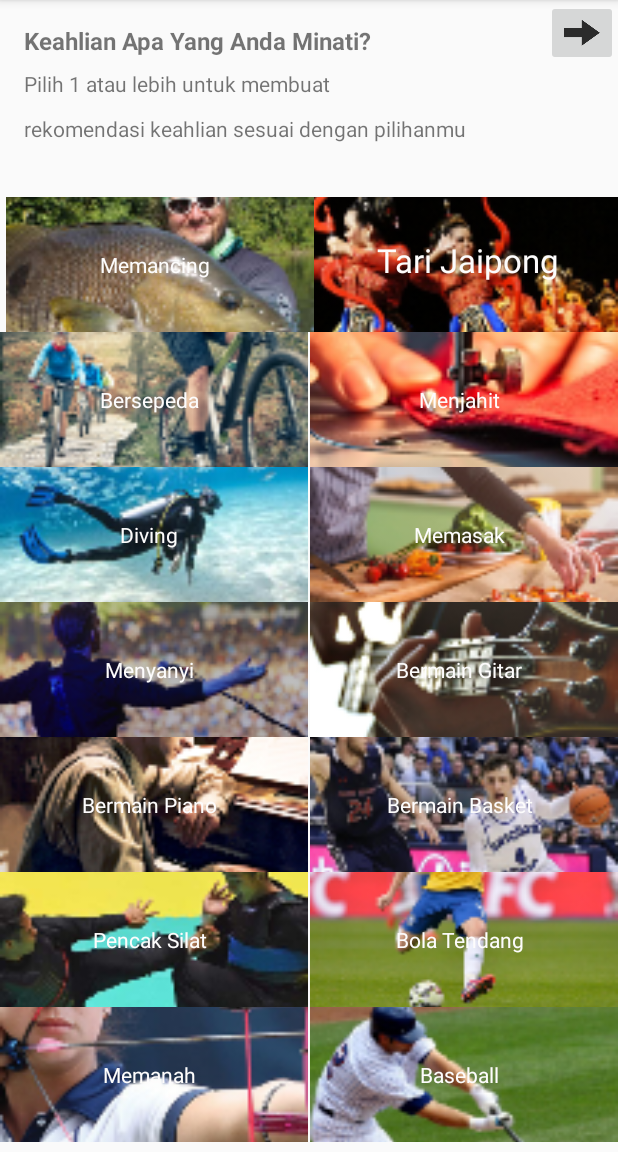
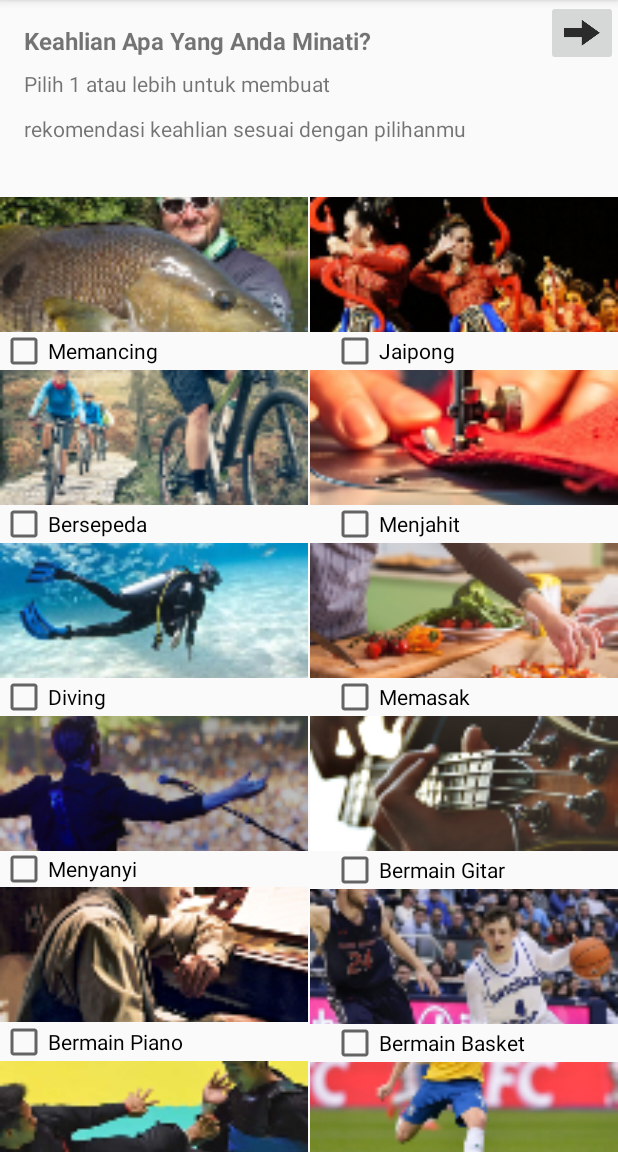
Before and after one commit to ranggabagas30/Edoofun, an Android app: the screen it shows after launch (MainActivity), on a phone screen of 412 x 824 dp, the part 84-1236 px from its top. Run offline under Robolectric (Android 15) with nearby library versions, the phone set to English and light mode, and no system bars.

Commit message:
Pengubahan Pilihan Minat

```diff
--- a/Edoofun/app/src/main/res/layout/pilihan_minat.xml
+++ b/Edoofun/app/src/main/res/layout/pilihan_minat.xml
@@ -1,10 +1,15 @@
 <?xml version="1.0" encoding="utf-8"?>
-<androidx.constraintlayout.widget.ConstraintLayout xmlns:android="http://schemas.android.com/apk/res/android"
+<ScrollView xmlns:android="http://schemas.android.com/apk/res/android"
     xmlns:app="http://schemas.android.com/apk/res-auto"
     xmlns:tools="http://schemas.android.com/tools"
+    android:layout_width="match_parent"
+    android:layout_height="match_parent"
+    android:fillViewport="true">
+
+<androidx.constraintlayout.widget.ConstraintLayout
     android:id="@+id/linearLayout"
     android:layout_width="match_parent"
-    android:layout_height="match_parent"
+    android:layout_height="wrap_content"
     android:orientation="vertical">
 
     <TextView
@@ -43,14 +48,14 @@
 
     <CheckBox
         android:id="@+id/cb_jaipong"
-        android:layout_width="199dp"
-        android:layout_height="90dp"
+        android:layout_width="187dp"
+        android:layout_height="25dp"
         android:layout_centerVertical="true"
-        android:layout_marginTop="24dp"
-        android:button="@android:color/transparent"
+        android:layout_marginEnd="4dp"
+        android:layout_marginRight="4dp"
         android:text="@string/minat_jaipong"
         app:layout_constraintEnd_toEndOf="parent"
-        app:layout_constraintTop_toBottomOf="@+id/label_desc_2" />
+        app:layout_constraintTop_toBottomOf="@id/img_jaipong" />
 
     <ImageView
         android:id="@+id/img_jaipong"
@@ -63,20 +68,6 @@
         app:layout_constraintTop_toBottomOf="@+id/label_desc_2"
         app:srcCompat="@mipmap/minat_jaipong" />
 
-    <TextView
-        android:id="@+id/text_tari_jaipong"
-        android:layout_width="wrap_content"
-        android:layout_height="wrap_content"
-        android:layout_alignParentTop="true"
-        android:layout_centerVertical="true"
-        android:gravity="center"
-        android:text="@string/tari_jaipong"
-        android:textAppearance="?android:attr/textAppearanceLarge"
-        android:textColor="#fdfcfc"
-        app:layout_constraintBaseline_toBaselineOf="@+id/cb_jaipong"
-        app:layout_constraintEnd_toEndOf="@+id/img_jaipong"
-        app:layout_constraintStart_toStartOf="@+id/cb_jaipong" />
-
     <ImageView
         android:id="@+id/img_memancing"
         android:layout_width="205dp"
@@ -85,21 +76,19 @@
         android:contentDescription="@string/memancing"
         android:scaleType="centerCrop"
         app:layout_constraintEnd_toStartOf="@+id/cb_jaipong"
+        app:layout_constraintHorizontal_bias="0.0"
         app:layout_constraintStart_toStartOf="parent"
         app:layout_constraintTop_toBottomOf="@+id/label_desc_2"
         app:srcCompat="@mipmap/minat_memancing" />
 
     <CheckBox
         android:id="@+id/cb_memancing"
-        android:layout_width="199dp"
-        android:layout_height="90dp"
+        android:layout_width="180dp"
+        android:layout_height="25dp"
         android:layout_centerVertical="true"
-        android:button="@android:color/transparent"
-        android:gravity="center"
         android:text="@string/memancing"
-        android:textColor="#fdfcfc"
-        app:layout_constraintStart_toStartOf="@+id/img_memancing"
-        app:layout_constraintTop_toTopOf="@+id/img_memancing" />
+        app:layout_constraintStart_toStartOf="parent"
+        app:layout_constraintTop_toBottomOf="@+id/img_memancing" />
 
     <ImageView
         android:id="@+id/img_bersepeda"
@@ -108,21 +97,17 @@
         android:contentDescription="@string/bersepeda"
         android:scaleType="centerCrop"
         app:layout_constraintStart_toStartOf="parent"
-        app:layout_constraintTop_toBottomOf="@+id/img_memancing"
+        app:layout_constraintTop_toBottomOf="@+id/cb_memancing"
         app:srcCompat="@mipmap/minat_bersepeda" />
 
     <CheckBox
         android:id="@+id/cb_bersepeda"
-        android:layout_width="199dp"
-        android:layout_height="90dp"
+        android:layout_width="179dp"
+        android:layout_height="25dp"
         android:layout_centerVertical="true"
-        android:button="@android:color/transparent"
-        android:gravity="center"
         android:text="@string/bersepeda"
-        android:textColor="#fdfcfc"
-        app:layout_constraintStart_toStartOf="@+id/img_bersepeda"
-        app:layout_constraintTop_toTopOf="@+id/img_bersepeda"
-        tools:layout_editor_absoluteX="109dp" />
+        app:layout_constraintStart_toStartOf="parent"
+        app:layout_constraintTop_toBottomOf="@+id/img_bersepeda" />
 
     <ImageView
         android:id="@+id/img_menjahit"
@@ -136,16 +121,14 @@
 
     <CheckBox
         android:id="@+id/cb_menjahit"
-        android:layout_width="199dp"
-        android:layout_height="90dp"
+        android:layout_width="187dp"
+        android:layout_height="25dp"
         android:layout_centerVertical="true"
-        android:button="@android:color/transparent"
-        android:gravity="center"
+        android:layout_marginEnd="4dp"
+        android:layout_marginRight="4dp"
         android:text="@string/menjahit"
-        android:textColor="#fdfcfc"
-        app:layout_constraintStart_toStartOf="@+id/img_menjahit"
-        app:layout_constraintTop_toTopOf="@+id/img_menjahit"
-        tools:layout_editor_absoluteX="109dp" />
+        app:layout_constraintEnd_toEndOf="parent"
+        app:layout_constraintTop_toBottomOf="@+id/img_menjahit" />
 
     <ImageView
         android:id="@+id/img_diving"
@@ -154,21 +137,17 @@
         android:contentDescription="@string/diving"
         android:scaleType="centerCrop"
         app:layout_constraintStart_toStartOf="parent"
-        app:layout_constraintTop_toBottomOf="@+id/img_bersepeda"
+        app:layout_constraintTop_toBottomOf="@+id/cb_bersepeda"
         app:srcCompat="@mipmap/minat_diving" />
 
     <CheckBox
         android:id="@+id/cb_diving"
-        android:layout_width="199dp"
-        android:layout_height="90dp"
+        android:layout_width="174dp"
+        android:layout_height="25dp"
         android:layout_centerVertical="true"
-        android:button="@android:color/transparent"
-        android:gravity="center"
         android:text="@string/diving"
-        android:textColor="#fdfcfc"
-        app:layout_constraintStart_toStartOf="@+id/img_diving"
-        app:layout_constraintTop_toTopOf="@+id/img_diving"
-        tools:layout_editor_absoluteX="109dp" />
+        app:layout_constraintStart_toStartOf="parent"
+        app:layout_constraintTop_toBottomOf="@+id/img_diving" />
 
     <ImageView
         android:id="@+id/img_memasak"
@@ -182,15 +161,14 @@
 
     <CheckBox
         android:id="@+id/cb_memasak"
-        android:layout_width="199dp"
-        android:layout_height="90dp"
+        android:layout_width="187dp"
+        android:layout_height="25dp"
         android:layout_centerVertical="true"
-        android:button="@android:color/transparent"
-        android:gravity="center"
+        android:layout_marginEnd="4dp"
+        android:layout_marginRight="4dp"
         android:text="@string/memasak"
-        android:textColor="#fdfcfc"
-        app:layout_constraintStart_toStartOf="@+id/img_memasak"
-        app:layout_constraintTop_toTopOf="@+id/img_memasak"
+        app:layout_constraintEnd_toEndOf="parent"
+        app:layout_constraintTop_toBottomOf="@+id/img_memasak"
         tools:layout_editor_absoluteX="109dp" />
 
     <ImageView
@@ -200,20 +178,17 @@
         android:contentDescription="@string/menyanyi"
         android:scaleType="centerCrop"
         app:layout_constraintStart_toStartOf="parent"
-        app:layout_constraintTop_toBottomOf="@+id/img_diving"
+        app:layout_constraintTop_toBottomOf="@+id/cb_diving"
         app:srcCompat="@mipmap/minat_menyanyi" />
 
     <CheckBox
         android:id="@+id/cb_menyanyi"
-        android:layout_width="199dp"
-        android:layout_height="90dp"
+        android:layout_width="188dp"
+        android:layout_height="24dp"
         android:layout_centerVertical="true"
-        android:button="@android:color/transparent"
-        android:gravity="center"
         android:text="@string/menyanyi"
-        android:textColor="#fdfcfc"
-        app:layout_constraintStart_toStartOf="@+id/img_menyanyi"
-        app:layout_constraintTop_toTopOf="@+id/img_menyanyi" />
+        app:layout_constraintStart_toStartOf="parent"
+        app:layout_constraintTop_toBottomOf="@+id/img_menyanyi" />
 
     <ImageView
         android:id="@+id/img_gitar"
@@ -227,15 +202,14 @@
 
     <CheckBox
         android:id="@+id/cb_gitar"
-        android:layout_width="199dp"
-        android:layout_height="90dp"
+        android:layout_width="187dp"
+        android:layout_height="25dp"
         android:layout_centerVertical="true"
-        android:button="@android:color/transparent"
-        android:gravity="center"
+        android:layout_marginEnd="4dp"
+        android:layout_marginRight="4dp"
         android:text="@string/bermain_gitar"
-        android:textColor="#fdfcfc"
-        app:layout_constraintStart_toStartOf="@+id/img_gitar"
-        app:layout_constraintTop_toTopOf="@+id/img_gitar" />
+        app:layout_constraintEnd_toEndOf="parent"
+        app:layout_constraintTop_toBottomOf="@+id/img_gitar" />
 
     <ImageView
         android:id="@+id/img_piano"
@@ -244,20 +218,17 @@
         android:contentDescription="@string/piano"
         android:scaleType="centerCrop"
         app:layout_constraintStart_toStartOf="parent"
-        app:layout_constraintTop_toBottomOf="@+id/img_menyanyi"
+        app:layout_constraintTop_toBottomOf="@+id/cb_menyanyi"
         app:srcCompat="@mipmap/minat_piano" />
 
     <CheckBox
         android:id="@+id/cb_piano"
-        android:layout_width="199dp"
-        android:layout_height="90dp"
+        android:layout_width="189dp"
+        android:layout_height="26dp"
         android:layout_centerVertical="true"
-        android:button="@android:color/transparent"
-        android:gravity="center"
         android:text="@string/bermain_piano"
-        android:textColor="#fdfcfc"
-        app:layout_constraintStart_toStartOf="@+id/img_piano"
-        app:layout_constraintTop_toTopOf="@+id/img_piano" />
+        app:layout_constraintStart_toStartOf="parent"
+        app:layout_constraintTop_toBottomOf="@+id/img_piano" />
 
     <ImageView
         android:id="@+id/img_basket"
@@ -271,15 +242,14 @@
 
     <CheckBox
         android:id="@+id/cb_basket"
-        android:layout_width="199dp"
-        android:layout_height="90dp"
+        android:layout_width="187dp"
+        android:layout_height="25dp"
         android:layout_centerVertical="true"
-        android:button="@android:color/transparent"
-        android:gravity="center"
+        android:layout_marginEnd="4dp"
+        android:layout_marginRight="4dp"
         android:text="@string/bermain_basket"
-        android:textColor="#fdfcfc"
-        app:layout_constraintStart_toStartOf="@+id/img_basket"
-        app:layout_constraintTop_toTopOf="@+id/img_basket" />
+        app:layout_constraintEnd_toEndOf="parent"
+        app:layout_constraintTop_toBottomOf="@+id/img_basket" />
 
     <ImageView
         android:id="@+id/img_silat"
@@ -288,20 +258,17 @@
         android:contentDescription="@string/silat"
         android:scaleType="centerCrop"
         app:layout_constraintStart_toStartOf="parent"
-        app:layout_constraintTop_toBottomOf="@+id/img_piano"
+        app:layout_constraintTop_toBottomOf="@+id/cb_piano"
         app:srcCompat="@mipmap/minat_silat" />
 
     <CheckBox
         android:id="@+id/cb_silat"
-        android:layout_width="199dp"
-        android:layout_height="90dp"
+        android:layout_width="184dp"
+        android:layout_height="26dp"
         android:layout_centerVertical="true"
-        android:button="@android:color/transparent"
-        android:gravity="center"
         android:text="@string/pencak_silat"
-        android:textColor="#fdfcfc"
-        app:layout_constraintStart_toStartOf="@+id/img_silat"
-        app:layout_constraintTop_toTopOf="@+id/img_silat" />
+        app:layout_constraintStart_toStartOf="parent"
+        app:layout_constraintTop_toBottomOf="@+id/img_silat" />
 
     <ImageView
         android:id="@+id/img_tendang"
@@ -315,15 +282,14 @@
 
     <CheckBox
         android:id="@+id/cb_tendang"
-        android:layout_width="199dp"
-        android:layout_height="90dp"
+        android:layout_width="187dp"
+        android:layout_height="25dp"
         android:layout_centerVertical="true"
-        android:button="@android:color/transparent"
-        android:gravity="center"
+        android:layout_marginEnd="4dp"
+        android:layout_marginRight="4dp"
         android:text="@string/bola_tendang"
-        android:textColor="#fdfcfc"
-        app:layout_constraintStart_toStartOf="@+id/img_tendang"
-        app:layout_constraintTop_toTopOf="@+id/img_tendang" />
+        app:layout_constraintEnd_toEndOf="parent"
+        app:layout_constraintTop_toBottomOf="@+id/img_tendang" />
 
     <ImageView
         android:id="@+id/img_memanah"
@@ -332,20 +298,17 @@
         android:contentDescription="@string/memanah"
         android:scaleType="centerCrop"
         app:layout_constraintStart_toStartOf="parent"
-        app:layout_constraintTop_toBottomOf="@+id/img_silat"
+        app:layout_constraintTop_toBottomOf="@+id/cb_silat"
         app:srcCompat="@mipmap/minat_memanah" />
 
     <CheckBox
         android:id="@+id/cb_memanah"
-        android:layout_width="199dp"
-        android:layout_height="90dp"
+        android:layout_width="187dp"
+        android:layout_height="25dp"
         android:layout_centerVertical="true"
-        android:button="@android:color/transparent"
-        android:gravity="center"
         android:text="@string/memanah"
-        android:textColor="#fdfcfc"
-        app:layout_constraintStart_toStartOf="@+id/img_memanah"
-        app:layout_constraintTop_toTopOf="@+id/img_memanah" />
+        app:layout_constraintStart_toStartOf="parent"
+        app:layout_constraintTop_toBottomOf="@+id/img_memanah" />
 
     <ImageView
         android:id="@+id/img_baseball"
@@ -359,15 +322,14 @@
 
     <CheckBox
         android:id="@+id/cb_baseball"
-        android:layout_width="199dp"
-        android:layout_height="90dp"
+        android:layout_width="187dp"
+        android:layout_height="25dp"
         android:layout_centerVertical="true"
-        android:button="@android:color/transparent"
-        android:gravity="center"
+        android:layout_marginEnd="4dp"
+        android:layout_marginRight="4dp"
         android:text="@string/baseball"
-        android:textColor="#fdfcfc"
-        app:layout_constraintStart_toStartOf="@+id/img_baseball"
-        app:layout_constraintTop_toTopOf="@+id/img_baseball" />
+        app:layout_constraintEnd_toEndOf="parent"
+        app:layout_constraintTop_toBottomOf="@+id/img_baseball" />
 
     <ImageButton
         android:id="@+id/btn_arrow"
@@ -378,4 +340,7 @@
         app:srcCompat="@drawable/ic_enter_arrow"
         android:contentDescription="@string/enter_arrow" />
 
+
+
 </androidx.constraintlayout.widget.ConstraintLayout>
+</ScrollView>
--- a/Edoofun/app/src/main/res/values/strings.xml
+++ b/Edoofun/app/src/main/res/values/strings.xml
@@ -3,15 +3,11 @@
     <string name="label_header_pilihan">Keahlian Apa Yang Anda Minati?</string>
     <string name="label_desc_1">Pilih 1 atau lebih untuk membuat</string>
     <string name="label_desc_2">rekomendasi keahlian sesuai dengan pilihanmu</string>
-    <string name="minat_jaipong">minat_jaipong</string>
+    <string name="minat_jaipong">Jaipong</string>
     <string name="tari_jaipong">Tari Jaipong</string>
     <string name="tari">tari</string>
     <string name="memancing">Memancing</string>
-    <string name="memancing">Memancing</string>
     <string name="bersepeda">Bersepeda</string>
-    <string name="bersepeda">Bersepeda</string>
-    <string name="menjahit">Menjahit</string>
-    <string name="memasak">Memasak</string>
     <string name="memanah">Memanah</string>
     <string name="menjahit">Menjahit</string>
     <string name="piano">Piano</string>
@@ -19,8 +15,6 @@
     <string name="diving">Diving</string>
     <string name="menyanyi">Menyanyi</string>
     <string name="memasak">Memasak</string>
-    <string name="diving">Diving</string>
-    <string name="menyanyi">Menyanyi</string>
     <string name="gitar">Gitar</string>
     <string name="bermain_piano">Bermain Piano</string>
     <string name="basket">Basket</string>
@@ -29,8 +23,6 @@
     <string name="tendang">tendang</string>
     <string name="pencak_silat">Pencak Silat</string>
     <string name="bola_tendang">Bola Tendang</string>
-    <string name="memanah">Memanah</string>
-    <string name="baseball">Baseball</string>
     <string name="baseball">Baseball</string>
     <string name="enter_arrow">enter_arrow</string>
 </resources>
```
